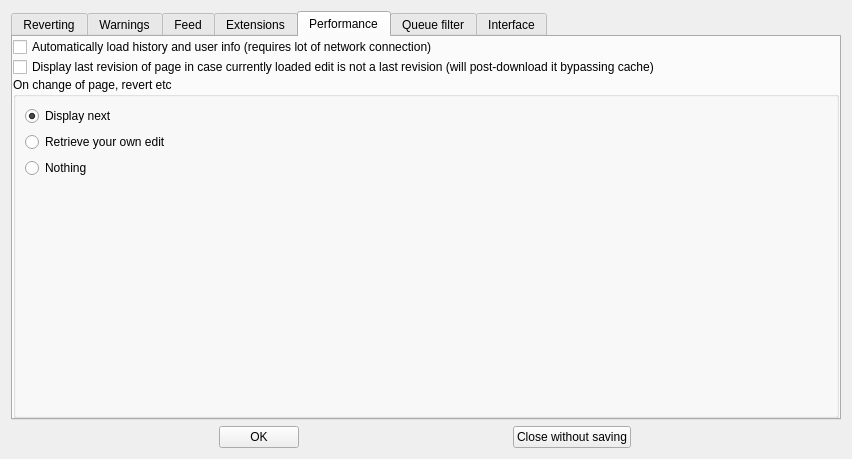
Before: the Qt Designer form huggle/preferences.ui in huggle/huggle3-qt-lx, drawn with Qt 5.
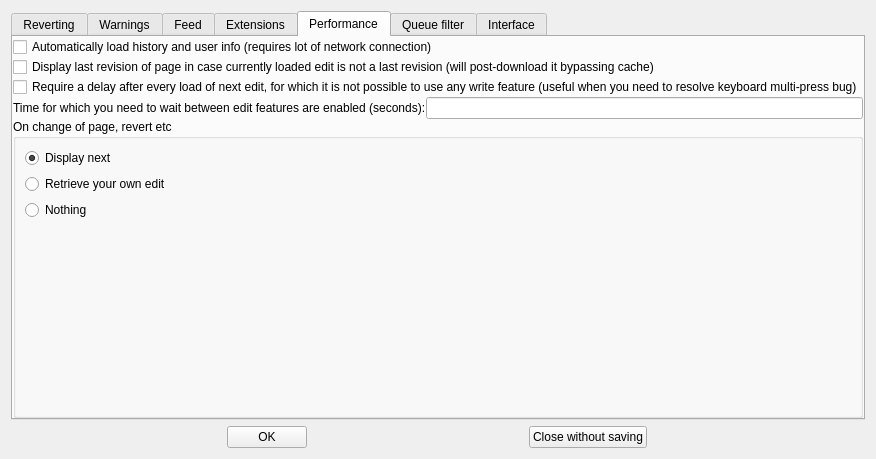
After: the same form once the commit is applied. The open tabs and pages were chosen to show the change.

Diff of the .ui file:
```diff
--- a/huggle/preferences.ui
+++ b/huggle/preferences.ui
@@ -330,6 +330,27 @@
          </property>
         </widget>
        </item>
+       <item>
+        <widget class="QCheckBox" name="checkBox_26">
+         <property name="text">
+          <string>Require a delay after every load of next edit, for which it is not possible to use any write feature (useful when you need to resolve keyboard multi-press bug)</string>
+         </property>
+        </widget>
+       </item>
+       <item>
+        <layout class="QHBoxLayout" name="horizontalLayout_6">
+         <item>
+          <widget class="QLabel" name="label_2">
+           <property name="text">
+            <string>Time for which you need to wait between edit features are enabled (seconds):</string>
+           </property>
+          </widget>
+         </item>
+         <item>
+          <widget class="QLineEdit" name="lineEdit_2"/>
+         </item>
+        </layout>
+       </item>
        <item>
         <widget class="QGroupBox" name="groupBox_2">
          <property name="title">
```
